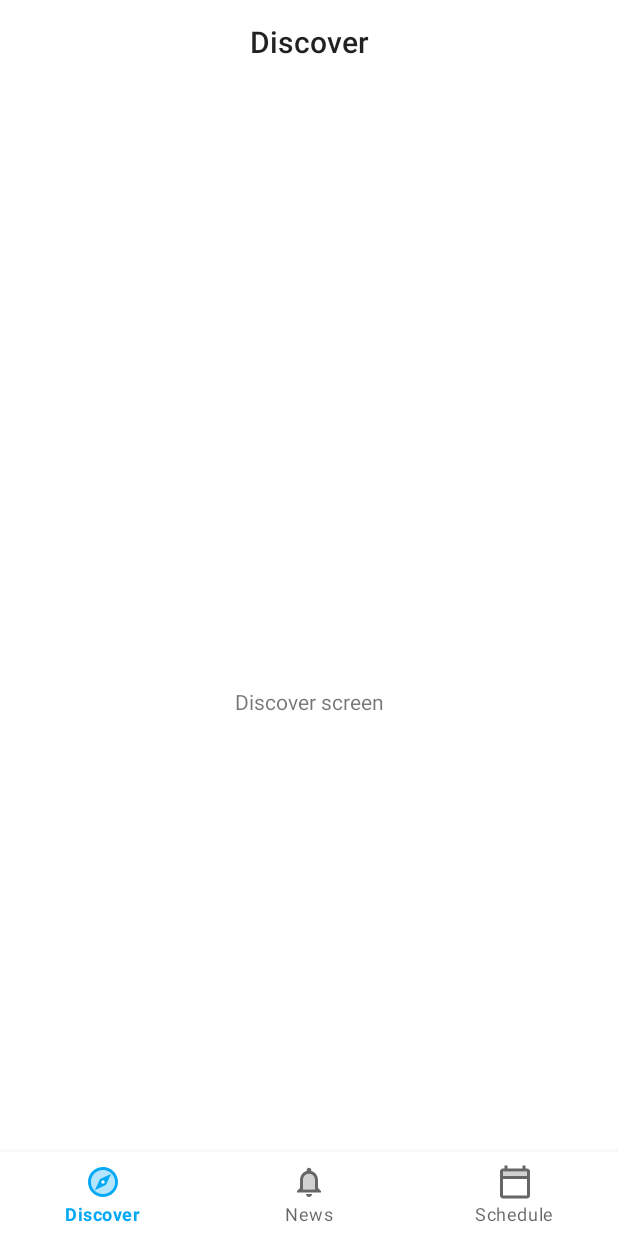
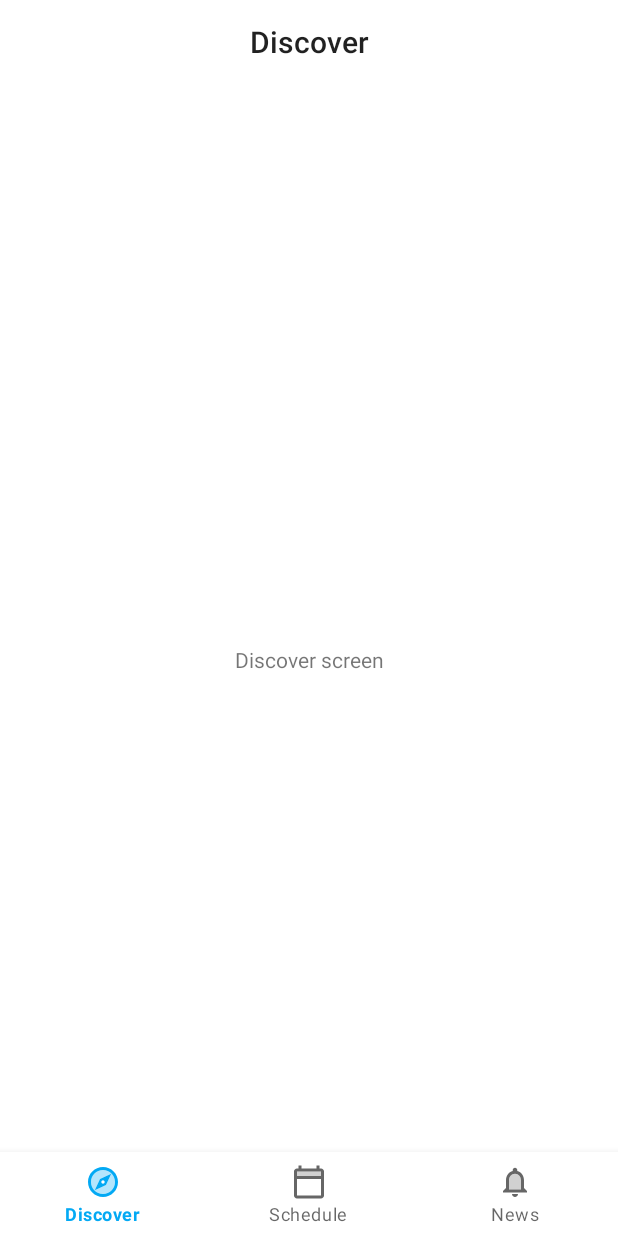
Before and after one commit to NikitaTr99/my-vspc-android, an Android app: the screen it shows after launch (MainActivity), on a phone screen of 412 x 824 dp. Run offline under Robolectric (Android 15) with nearby library versions, the phone set to English and light mode, and no system bars; our stand-ins replace ButterKnife, navigation-ui.

Commit message:
SNAPSHOT 30.02.21

```diff
--- a/app/src/main/res/layout/activity_main.xml
+++ b/app/src/main/res/layout/activity_main.xml
@@ -23,8 +23,7 @@
 
     </com.google.android.material.appbar.AppBarLayout>
 
-    <include
-        layout="@layout/content_main"/>
+    <include layout="@layout/content_main"/>
 
     <com.google.android.material.bottomnavigation.BottomNavigationView
         android:id="@+id/bottom_nav"
--- a/app/src/main/res/layout/content_main.xml
+++ b/app/src/main/res/layout/content_main.xml
@@ -5,6 +5,8 @@
     xmlns:tools="http://schemas.android.com/tools"
     android:layout_width="match_parent"
     android:layout_height="match_parent"
+    android:paddingBottom="56dp"
+    android:clipToPadding="false"
     app:layout_behavior="@string/appbar_scrolling_view_behavior"
     tools:showIn="@layout/activity_main">
 
--- a/app/src/main/res/layout/rv_item_newscard_variant.xml
+++ b/app/src/main/res/layout/rv_item_newscard_variant.xml
@@ -58,7 +58,7 @@
 
             <TextView
                 android:id="@+id/news_type_name"
-                style="@style/NewsCardsText.NewsType"
+                style="@style/NewsCardsText.NewsType.Shadow"
                 android:layout_width="wrap_content"
                 android:layout_height="wrap_content"
                 android:layout_gravity="center_vertical"
--- a/app/src/main/res/menu/bottom_navigation.xml
+++ b/app/src/main/res/menu/bottom_navigation.xml
@@ -1,6 +1,6 @@
 <?xml version="1.0" encoding="utf-8"?>
 <menu xmlns:android="http://schemas.android.com/apk/res/android">
     <item android:id="@+id/nav_discover" android:icon="@drawable/ic_discover" android:title="@string/menu_discover" />
+    <item android:id="@+id/nav_schedule" android:icon="@drawable/ic_schedule" android:title="@string/menu_schedule" />
     <item android:id="@+id/nav_news" android:icon="@drawable/ic_news" android:title="@string/menu_news" />
-    <item android:id="@+id/nav_schedule" android:icon="@drawable/ic_schedule" android:title="@string/menu_schedule" />
 </menu>
```
Also changed, not shown: app/src/main/res/values/themes.xml (+7 -3 lines).
